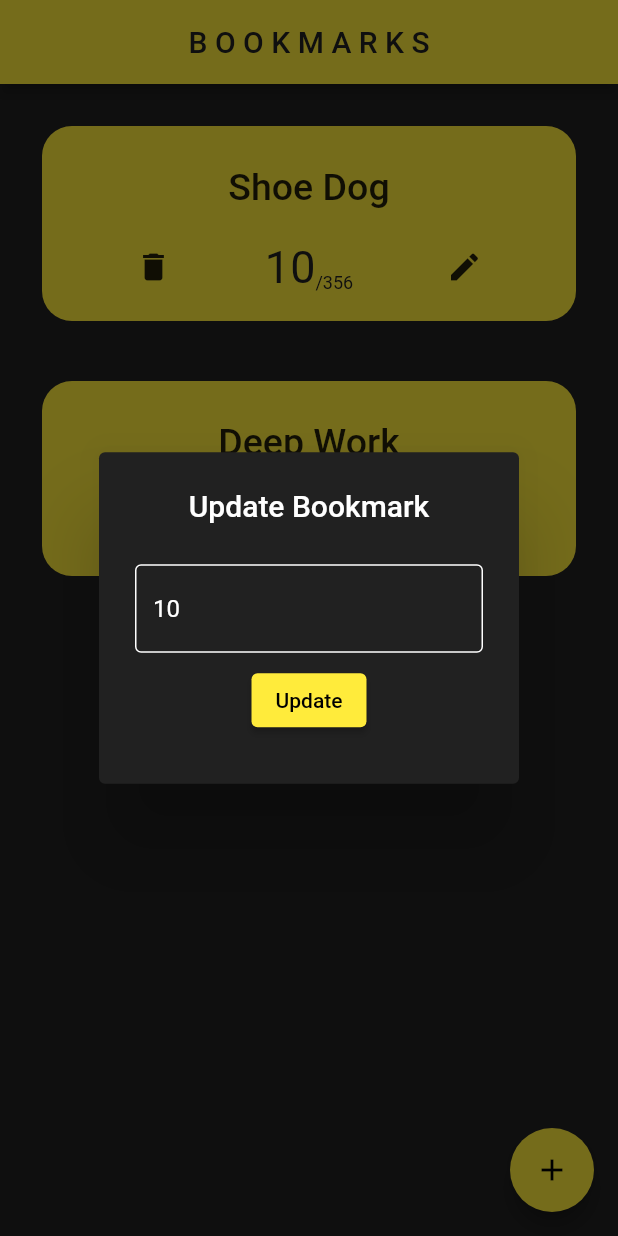
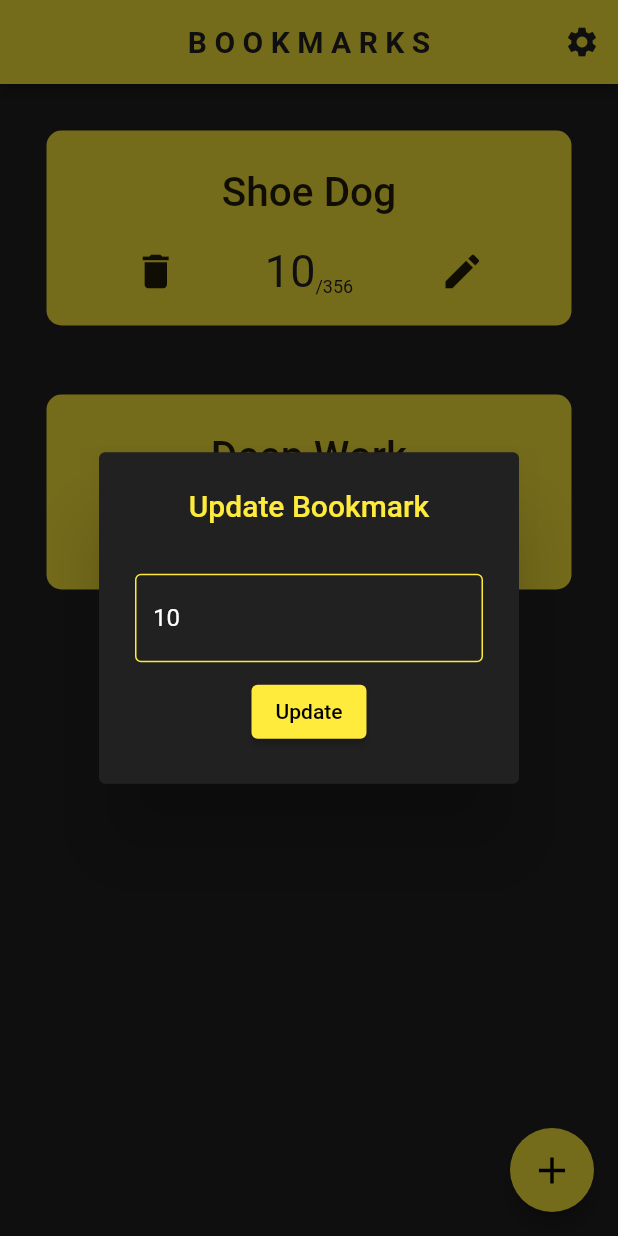
Before and after one commit to thenoisyninga/reading_habit_tracker, a Flutter app: the screen it shows after launch, after a tap on the "edit" icon, on a phone screen of 412 x 824 dp. Run offline on Flutter 3.47's test engine with Material 2 defaults, Android fonts, the light colour scheme and no system bars; drawn by our look-alikes of auto_size_text; our stand-ins replace flutter_heatmap_calendar, hive_flutter; missing offline and left inert: flutter_material_color_picker; accounts and stored records are empty.

Commit message:
Added algorithns to have customisable themes.

```diff
--- /dev/null
+++ b/lib/config.dart
@@ -0,0 +1,5 @@
+library config.globals;
+import 'package:reading_habbit_and_page_tracker/theme_mgmt/theme_class.dart';
+
+
+AppTheme currentTheme = AppTheme();
--- a/lib/main.dart
+++ b/lib/main.dart
@@ -1,30 +1,51 @@
 import 'package:flutter/material.dart';
 import 'package:hive_flutter/hive_flutter.dart';
+import 'package:reading_habbit_and_page_tracker/config.dart';
 import 'package:reading_habbit_and_page_tracker/pages/main_page.dart';
+import 'package:reading_habbit_and_page_tracker/pages/settings.dart';
 
 void main() async {
 
   await Hive.initFlutter();
 
   await Hive.openBox("Bookmark_Database");
+  await Hive.openBox("Theme_Data");
 
   runApp(const MyApp());
 }
 
-class MyApp extends StatelessWidget {
+class MyApp extends StatefulWidget {
   const MyApp({super.key});
+
+  @override
+  State<MyApp> createState() => _MyAppState();
+}
+
+class _MyAppState extends State<MyApp> {
+
+  @override
+  void initState() {
+    // TODO: implement initState
+    super.initState();
+    currentTheme.addListener(() {
+      print("Changes");
+      setState(() {});
+    });
+  }
 
   @override
   Widget build(BuildContext context) {
     return MaterialApp(
       title: 'Book Track',
       theme: ThemeData(
-        primarySwatch: Colors.yellow,
-        scaffoldBackgroundColor: Colors.grey[900]
+        primaryColor: currentTheme.getCurrentPrimarySwatch(),
+        primarySwatch: currentTheme.getCurrentPrimarySwatch(),
+        scaffoldBackgroundColor: Colors.grey[900],
       ),
       initialRoute: '/home',
       routes: {
-        '/home':(context) => MainPage()
+        '/home':(context) => MainPage(),
+        '/settings':(context) => SettingsPage(),
       },
     );
   }
--- a/lib/pages/main_page.dart
+++ b/lib/pages/main_page.dart
@@ -14,7 +14,7 @@
 
 class _MainPageState extends State<MainPage> {
 
-  var _myBox = Hive.box("Bookmark_Database");
+  final _myBox = Hive.box("Bookmark_Database");
   BookmarksDatabase db = BookmarksDatabase();
 
   @override
@@ -33,15 +33,31 @@
     db.loadData();
     List<dynamic> bookmarks = db.bookmarksData;
     return Scaffold(
+
+
       appBar: AppBar(
         title: Text(
           "B O O K M A R K S",
           style: TextStyle(
             color: Colors.grey[900],
+            fontWeight: FontWeight.bold,
           ),
         ),
         centerTitle: true,
+        actions: [
+          IconButton(
+            onPressed: () {
+              Navigator.pushNamed(context, '/settings');
+            },
+            icon: Icon(
+              Icons.settings,
+              color: Theme.of(context).scaffoldBackgroundColor,
+            )
+          )
+        ],
       ),
+
+
       body: bookmarks.isNotEmpty ? Padding(
         padding: const EdgeInsets.all(8.0),
         child: ListView(
@@ -53,6 +69,8 @@
             onDeleteCallback: onDelete,
           )).toList()
         ),
+
+
       ) : const Center(
         child: Text(
           "Get a book bro.",
@@ -62,6 +80,8 @@
           ),
         ),
       ),
+
+
       floatingActionButton: FloatingActionButton(
         onPressed: () {
           showDialog(
@@ -72,7 +92,10 @@
             )
           );
         },
-        child: const Icon(Icons.add),
+        child: const Icon(
+          Icons.add,
+          size: 30,
+        ),
       ),
     );
   }
--- a/lib/theme_mgmt/theme_class.dart
+++ b/lib/theme_mgmt/theme_class.dart
@@ -1,5 +1,32 @@
 import 'package:flutter/material.dart';
+import 'package:hive_flutter/hive_flutter.dart';
 
-class Theme with ChangeNotifier {
+final _myBox = Hive.box("Theme_Data");
 
+class AppTheme with ChangeNotifier {
+  Map primarySwatchesDictionary = {
+    'red': Colors.red,
+    'yellow': Colors.yellow,
+    'purple': Colors.purple,
+    'blue': Colors.blue,
+    'green': Colors.green,
+    'pink': Colors.pink,
+  };
+
+  MaterialColor getCurrentPrimarySwatch() {
+    // TODO: Get primary color set from Hive
+    if (_myBox.containsKey("CURRENT_PRIMARY_SWATCH")) {
+      String fetchedPrimarySwatchString = _myBox.get("CURRENT_PRIMARY_SWATCH");
+      return primarySwatchesDictionary[fetchedPrimarySwatchString];
+    } else {
+      setPrimarySwatch('yellow');
+      return primarySwatchesDictionary["yellow"];
+    }
+  }
+
+  void setPrimarySwatch(String color) {
+    // TODO: Use Hive to set primary color
+    _myBox.put("CURRENT_PRIMARY_SWATCH", color);
+    notifyListeners();
+  }
 }
--- a/lib/widgets/book_tile.dart
+++ b/lib/widgets/book_tile.dart
@@ -1,3 +1,4 @@
+import 'package:auto_size_text/auto_size_text.dart';
 import 'package:flutter/material.dart';
 import 'package:reading_habbit_and_page_tracker/database/bookmark_database.dart';
 
@@ -15,7 +16,6 @@
 
 class _BookTileState extends State<BookTile> {
   final TextEditingController _controller = TextEditingController();
-  String? _errorPage;
 
   String get bookName => widget.bookName;
 
@@ -32,11 +32,11 @@
   @override
   Widget build(BuildContext context) {
     return Padding(
-      padding: const EdgeInsets.all(20.0),
+      padding: const EdgeInsets.all(23.0),
       child: Container(
         decoration: BoxDecoration(
-          borderRadius: BorderRadius.circular(20),
-          color: Theme.of(context).colorScheme.primary,
+          borderRadius: BorderRadius.circular(10),
+          color: (widget.pageNum == widget.totalPages) ? Colors.green :Theme.of(context).colorScheme.primary,
         ),
         height: 130,
         width: MediaQuery.of(context).size.width * 0.9,
@@ -48,12 +48,12 @@
               height: MediaQuery.of(context).size.height * 0.07,
               alignment: Alignment.center,
               child: Padding(
-                padding: const EdgeInsets.all(8.0),
-                child: Text(
+                padding: const EdgeInsets.all(0.0),
+                child: AutoSizeText(
                   widget.bookName,
                   textAlign: TextAlign.center,
                   style: TextStyle(
-                    fontSize: 25,
+                    fontSize: 27,
                     fontWeight: FontWeight.w500
                   ),
                 ),
@@ -64,6 +64,7 @@
               children: [
                 IconButton(
                   icon: const Icon(Icons.delete),
+                  iconSize: 30,
                   splashRadius: 20,
                   onPressed: () {
                     showDialog(
@@ -130,41 +131,46 @@
                     _controller.text = widget.pageNum.toString();
                     showDialog(
                     context: context,
-                    builder: (_) => AlertDialog(
+                    builder: (_) {
+                      String? errorPage;
+                      return StatefulBuilder(
+                        builder: (context, setState) {
+                          return AlertDialog(
                           backgroundColor: Colors.grey[900],
-                      title: const Text(
+                          title: Text(
                             "Update Bookmark",
                             textAlign: TextAlign.center,
                             style: TextStyle(
-                          color: Colors.white,
+                              color: Theme.of(context).colorScheme.primary,
                             ),
                           ),
                           content: SizedBox(
                             height: 130,
                             child: Column(
-                          mainAxisAlignment: MainAxisAlignment.spaceEvenly,
+                              mainAxisAlignment: MainAxisAlignment.spaceBetween,
                               children: [
+                                const SizedBox(height: 5),
                                 TextField(
                                   controller: _controller,
                                   style: TextStyle(
                                     color: Colors.white,
                                   ),
                                   decoration: InputDecoration(
-                                errorText: _errorPage,
-                                border: InputBorder.none,
+                                    errorText: errorPage,
+                                    errorBorder: OutlineInputBorder(
+                                      borderSide: BorderSide(
+                                        color: Colors.red,
+                                        width: 3
+                                      )
+                                    ),
                                     enabledBorder: OutlineInputBorder(
                                       borderSide: BorderSide(
-                                    color: Colors.white,
+                                        color: Theme.of(context).primaryColor,
                                       )
                                     ),
                                     focusedBorder: OutlineInputBorder(
                                       borderSide: BorderSide(
-                                    color: Colors.white,
-                                  )
-                                ),
-                                errorBorder: OutlineInputBorder(
-                                  borderSide: BorderSide(
-                                    color: Colors.red,
+                                        color: Theme.of(context).primaryColor,
                                       )
                                     ),
                                   ),
@@ -172,14 +178,25 @@
                                 ElevatedButton(
                                   child: const Text("Update"),
                                   onPressed: () {
-                                _errorPage = null;
+                                    errorPage = null;
                                     var isNumCheck = num.tryParse(_controller.text);
                                     if (isNumCheck != null)  {
+                                      if (int.parse(_controller.text) <= widget.totalPages){
+                                        setState(() {
+                                          errorPage = null;
+                                        });
                                         widget.onChangedPageCallback(bookName, int.parse(_controller.text));
                                         Navigator.pop(_);
                                       } else {
                                         setState(() {
-                                    _errorPage = "This is not a number.";
+                                          print("Attempted to run set state");
+                                          errorPage = "Page number greater than total pages.";
+                                        });
+                                      }
+                                    } else {
+                                      setState(() {
+                                        print("Attempted to run set state");
+                                        errorPage = "This is not a number.";
                                       });
                                     }
                                   },
@@ -187,11 +204,15 @@
                               ],
                             ),
                           ),
-                    )
+                                          );
+                        }
+                      );
+                    }
                     );
                   },
                   splashRadius: 20,
                   icon: Icon(Icons.edit),
+                  iconSize: 30,
                 )
               ],
             )
--- a/pubspec.yaml
+++ b/pubspec.yaml
@@ -39,6 +39,8 @@
   flutter_heatmap_calendar: ^1.0.5
   hive: ^2.2.3
   hive_flutter: ^1.1.0
+  auto_size_text: ^3.0.0
+  flutter_material_color_picker: ^1.1.0+2
 
 dev_dependencies:
   flutter_test:
```
Also changed, not shown: lib/pages/settings.dart (added, +41 -0 lines), lib/widgets/add_bookmark.dart (+9 -7 lines), pubspec.lock. Lines whose indentation alone changed are shown as unchanged.
